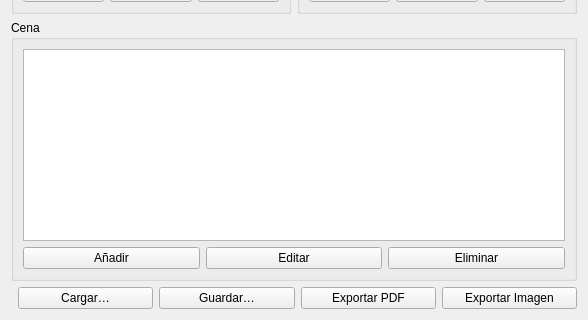
Above: src/ui/day_editor.ui from angelsotob/menus-app before the change; both pictures show x 0 to 588 and y 525 to 845 of the 588 by 845 pixel window. Below: the same form after it.
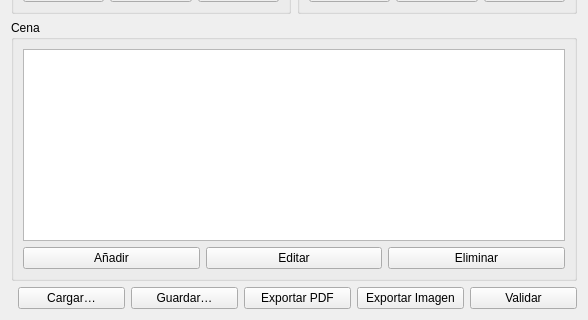
That is the form after the change.

Diff of the .ui file:
```diff
--- a/src/ui/day_editor.ui
+++ b/src/ui/day_editor.ui
@@ -101,6 +101,7 @@
      <item><widget class="QPushButton" name="btnSave"><property name="text"><string>Guardar…</string></property></widget></item>
      <item><widget class="QPushButton" name="btnExportPdf"><property name="text"><string>Exportar PDF</string></property></widget></item>
      <item><widget class="QPushButton" name="btnExportImg"><property name="text"><string>Exportar Imagen</string></property></widget></item>
+     <item><widget class="QPushButton" name="btnValidate"><property name="text"><string>Validar</string></property></widget></item>
     </layout>
    </item>
   </layout>
```
